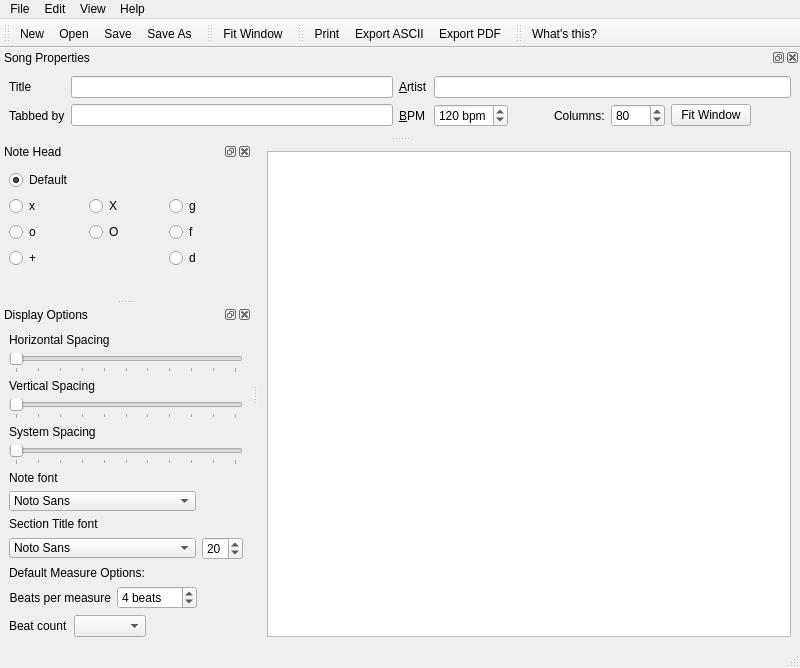
This is src/GUI/drumburp.ui in Whatang/DrumBurp as Qt 5 draws it before an edit. The edited form follows.
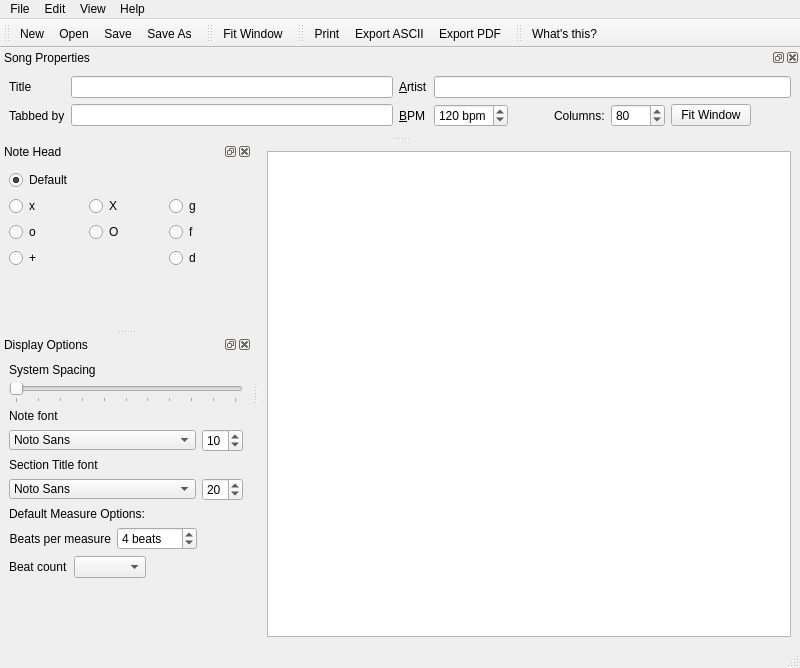
This is the edited form. Icons and pictures are not drawn. Custom widgets are drawn as their Qt base class.

Commit message: Started making note sizes depend on the font that is set.

What changed in the file:
```diff
--- a/src/GUI/drumburp.ui
+++ b/src/GUI/drumburp.ui
@@ -360,94 +360,6 @@
    </attribute>
    <widget class="QWidget" name="dockWidgetContents_2">
     <layout class="QVBoxLayout" name="verticalLayout">
-     <item>
-      <widget class="QLabel" name="spacingLabel">
-       <property name="text">
-        <string>Horizontal Spacing</string>
-       </property>
-       <property name="wordWrap">
-        <bool>true</bool>
-       </property>
-       <property name="buddy">
-        <cstring>spaceSlider</cstring>
-       </property>
-      </widget>
-     </item>
-     <item>
-      <widget class="QSlider" name="spaceSlider">
-       <property name="sizePolicy">
-        <sizepolicy hsizetype="Minimum" vsizetype="Fixed">
-         <horstretch>0</horstretch>
-         <verstretch>0</verstretch>
-        </sizepolicy>
-       </property>
-       <property name="toolTip">
-        <string>Note width</string>
-       </property>
-       <property name="statusTip">
-        <string>The width of each note in the Score</string>
-       </property>
-       <property name="maximum">
-        <number>100</number>
-       </property>
-       <property name="value">
-        <number>0</number>
-       </property>
-       <property name="tracking">
-        <bool>false</bool>
-       </property>
-       <property name="orientation">
-        <enum>Qt::Horizontal</enum>
-       </property>
-       <property name="tickPosition">
-        <enum>QSlider::TicksBelow</enum>
-       </property>
-      </widget>
-     </item>
-     <item>
-      <widget class="QLabel" name="label">
-       <property name="toolTip">
-        <string/>
-       </property>
-       <property name="statusTip">
-        <string/>
-       </property>
-       <property name="text">
-        <string>Vertical Spacing</string>
-       </property>
-       <property name="buddy">
-        <cstring>verticalSlider</cstring>
-       </property>
-      </widget>
-     </item>
-     <item>
-      <widget class="QSlider" name="verticalSlider">
-       <property name="sizePolicy">
-        <sizepolicy hsizetype="Minimum" vsizetype="Fixed">
-         <horstretch>0</horstretch>
-         <verstretch>0</verstretch>
-        </sizepolicy>
-       </property>
-       <property name="toolTip">
-        <string>Note height</string>
-       </property>
-       <property name="statusTip">
-        <string>The height of each note in the Score</string>
-       </property>
-       <property name="maximum">
-        <number>100</number>
-       </property>
-       <property name="tracking">
-        <bool>false</bool>
-       </property>
-       <property name="orientation">
-        <enum>Qt::Horizontal</enum>
-       </property>
-       <property name="tickPosition">
-        <enum>QSlider::TicksBelow</enum>
-       </property>
-      </widget>
-     </item>
      <item>
       <widget class="QLabel" name="label_2">
        <property name="toolTip">
@@ -548,17 +460,17 @@
         </widget>
        </item>
        <item>
-        <spacer name="horizontalSpacer_5">
-         <property name="orientation">
-          <enum>Qt::Horizontal</enum>
+        <widget class="QSpinBox" name="noteSizeSpinBox">
+         <property name="minimum">
+          <number>6</number>
          </property>
-         <property name="sizeHint" stdset="0">
-          <size>
-           <width>40</width>
-           <height>20</height>
-          </size>
+         <property name="maximum">
+          <number>30</number>
          </property>
-        </spacer>
+         <property name="value">
+          <number>10</number>
+         </property>
+        </widget>
        </item>
       </layout>
      </item>
```
Left out of the diff: 86 changed lines with no effect on the pictures. The commit also changes 8 other files.
